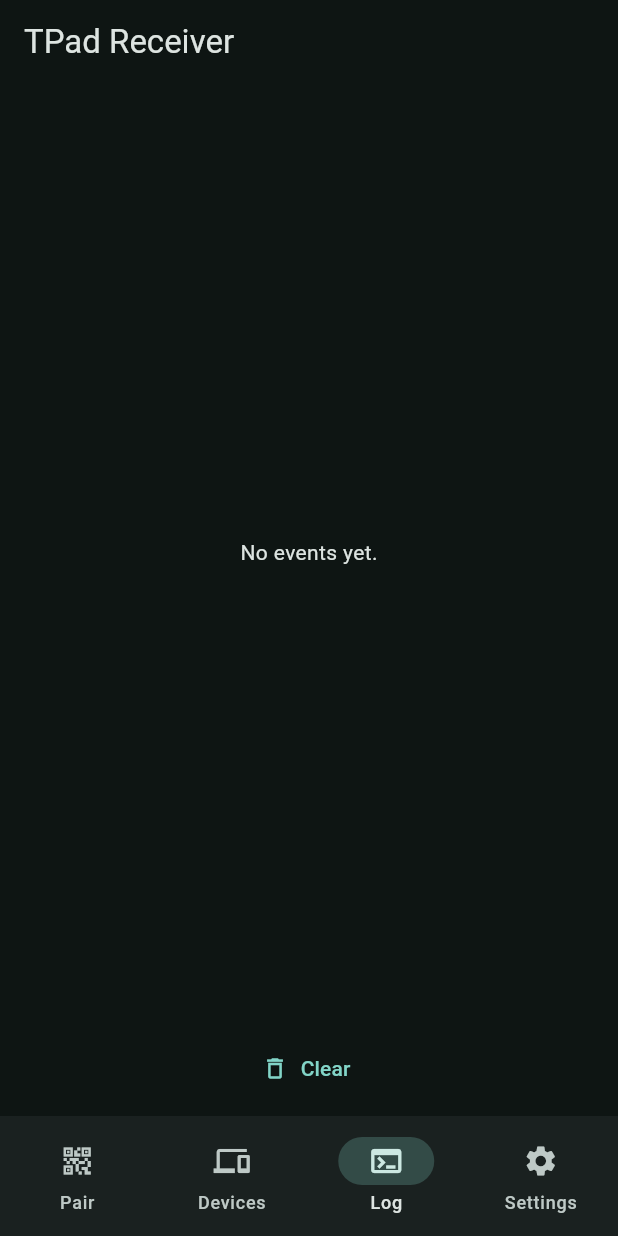
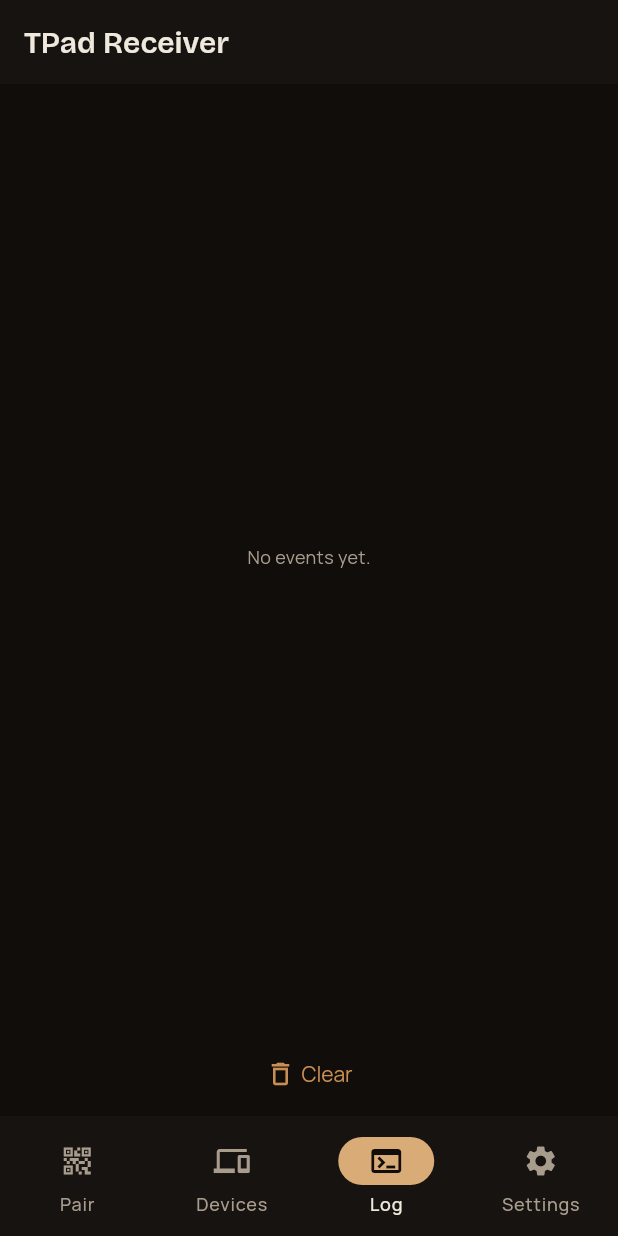
Before and after one commit to lSMA-786l/Android-Touchpad, a Flutter app: the screen it shows after launch, item 3 of the bottom bar chosen, after a tap on "Clear", on a phone screen of 412 x 824 dp. Run offline on Flutter 3.47's test engine with Material 3 defaults, Android fonts, the phone set to English and light mode, and no system bars; our stand-ins replace qr_flutter; missing offline and left inert: tray_manager, window_manager; statements that could not run were skipped.

Commit message:
Add tpad_controller mobile app, tpad_theme, and receiver updates

```diff
--- a/tpad/apps/tpad_receiver/lib/app.dart
+++ b/tpad/apps/tpad_receiver/lib/app.dart
@@ -1,6 +1,7 @@
 import 'dart:async';
 
 import 'package:flutter/material.dart';
+import 'package:tpad_theme/tpad_theme.dart';
 
 import 'screens/devices_screen.dart';
 import 'screens/log_screen.dart';
@@ -41,13 +42,7 @@ class _TPadAppState extends State<TPadApp> {
     return MaterialApp(
       title: 'TPad Receiver',
       debugShowCheckedModeBanner: false,
-      theme: ThemeData(
-        colorScheme: ColorScheme.fromSeed(
-          seedColor: Colors.teal,
-          brightness: Brightness.dark,
-        ),
-        useMaterial3: true,
-      ),
+      theme: TPadTheme.dark(),
       home: Scaffold(
         appBar: AppBar(title: const Text('TPad Receiver')),
         body: IndexedStack(
--- a/tpad/apps/tpad_receiver/lib/screens/devices_screen.dart
+++ b/tpad/apps/tpad_receiver/lib/screens/devices_screen.dart
@@ -1,4 +1,5 @@
 import 'package:flutter/material.dart';
+import 'package:tpad_theme/tpad_theme.dart';
 
 import '../app.dart';
 
@@ -10,6 +11,7 @@ class DevicesScreen extends StatelessWidget {
   @override
   Widget build(BuildContext context) {
     final net = ReceiverServices.net;
+    final scheme = Theme.of(context).colorScheme;
     return ListenableBuilder(
       listenable: net,
       builder: (context, _) {
@@ -17,15 +19,17 @@ class DevicesScreen extends StatelessWidget {
           child: Column(
             mainAxisSize: MainAxisSize.min,
             children: [
-              Icon(Icons.devices, size: 48, color: Colors.grey[600]),
-              const SizedBox(height: 12),
+              Icon(Icons.devices,
+                  size: 48, color: scheme.onSurfaceVariant),
+              const SizedBox(height: TPadSpacing.sm),
               Text('${net.clientCount} connected client(s)',
-                  style: const TextStyle(fontSize: 16)),
-              const SizedBox(height: 8),
-              const Text(
+                  style: TPadText.heading),
+              const SizedBox(height: TPadSpacing.xs),
+              Text(
                 'Device approval, per-device permissions,\nand kick arrive in P1-B4.',
                 textAlign: TextAlign.center,
-                style: TextStyle(color: Colors.grey),
+                style: TPadText.caption
+                    .copyWith(color: scheme.onSurfaceVariant),
               ),
             ],
           ),
--- a/tpad/apps/tpad_receiver/lib/screens/log_screen.dart
+++ b/tpad/apps/tpad_receiver/lib/screens/log_screen.dart
@@ -1,4 +1,5 @@
 import 'package:flutter/material.dart';
+import 'package:tpad_theme/tpad_theme.dart';
 
 import '../app.dart';
 
@@ -16,23 +17,28 @@ class LogScreen extends StatelessWidget {
           children: [
             Expanded(
               child: lines.isEmpty
-                  ? const Center(child: Text('No events yet.'))
+                  ? Center(
+                      child: Text('No events yet.',
+                          style: TPadText.caption.copyWith(
+                              color: Theme.of(context)
+                                  .colorScheme
+                                  .onSurfaceVariant)))
                   : ListView.builder(
-                      padding: const EdgeInsets.all(12),
+                      padding:
+                          const EdgeInsets.all(TPadSpacing.sm),
                       itemCount: lines.length,
-                      itemBuilder: (context, i) => SelectableText(
-                        lines[i],
-                        style: const TextStyle(
-                            fontFamily: 'monospace', fontSize: 12),
-                      ),
+                      itemBuilder: (context, i) =>
+                          TPadLogLine(lines[i]),
                     ),
             ),
             Padding(
-              padding: const EdgeInsets.all(8),
-              child: TextButton.icon(
+              padding: const EdgeInsets.all(TPadSpacing.xs),
+              child: TPadButton(
+                label: 'Clear',
+                icon: Icons.delete_outline,
+                type: TPadButtonType.ghost,
+                size: TPadButtonSize.sm,
                 onPressed: log.clear,
-                icon: const Icon(Icons.delete_outline),
-                label: const Text('Clear'),
               ),
             ),
           ],
--- a/tpad/apps/tpad_receiver/lib/screens/pairing_screen.dart
+++ b/tpad/apps/tpad_receiver/lib/screens/pairing_screen.dart
@@ -1,5 +1,6 @@
 import 'package:flutter/material.dart';
 import 'package:qr_flutter/qr_flutter.dart';
+import 'package:tpad_theme/tpad_theme.dart';
 
 import '../app.dart';
 
@@ -9,23 +10,26 @@ class PairingScreen extends StatelessWidget {
   @override
   Widget build(BuildContext context) {
     final pairing = ReceiverServices.pairing;
+    final scheme = Theme.of(context).colorScheme;
     return ListenableBuilder(
       listenable: pairing,
       builder: (context, _) {
         return Center(
           child: SingleChildScrollView(
-            padding: const EdgeInsets.all(24),
+            padding: const EdgeInsets.all(TPadSpacing.lg),
             child: Column(
               mainAxisSize: MainAxisSize.min,
               children: [
-                const Text('Scan with the TPad phone app',
-                    style: TextStyle(fontSize: 16)),
-                const SizedBox(height: 16),
+                Text('Scan with the TPad phone app',
+                    style: TPadText.heading),
+                const SizedBox(height: TPadSpacing.md),
+                // White card behind the QR: scanners need contrast.
                 Container(
-                  padding: const EdgeInsets.all(12),
+                  padding: const EdgeInsets.all(TPadSpacing.sm),
                   decoration: BoxDecoration(
                     color: Colors.white,
-                    borderRadius: BorderRadius.circular(12),
+                    borderRadius:
+                        BorderRadius.circular(TPadRadius.lg),
                   ),
                   child: QrImageView(
                     data: pairing.qrPayload,
@@ -33,25 +37,27 @@ class PairingScreen extends StatelessWidget {
                     size: 220,
                   ),
                 ),
-                const SizedBox(height: 16),
+                const SizedBox(height: TPadSpacing.md),
                 Text('PIN  ${pairing.pin}',
-                    style: const TextStyle(
-                        fontSize: 32,
-                        fontWeight: FontWeight.bold,
-                        letterSpacing: 4)),
+                    style: TPadText.pin
+                        .copyWith(color: scheme.primary)),
                 Text('expires in ${pairing.secondsLeft}s',
-                    style: TextStyle(color: Colors.grey[400])),
-                const SizedBox(height: 12),
-                FilledButton.icon(
+                    style: TPadText.caption.copyWith(
+                        color: scheme.onSurfaceVariant)),
+                const SizedBox(height: TPadSpacing.sm),
+                TPadButton(
+                  label: 'New PIN',
+                  icon: Icons.refresh,
+                  type: TPadButtonType.secondary,
                   onPressed: pairing.regenerate,
-                  icon: const Icon(Icons.refresh),
-                  label: const Text('New PIN'),
                 ),
-                const SizedBox(height: 12),
+                const SizedBox(height: TPadSpacing.sm),
                 Text('Listening on ${pairing.lanIp}',
-                    style: TextStyle(color: Colors.grey[500], fontSize: 12)),
-                const Text('TLS fingerprint arrives in P1-B4',
-                    style: TextStyle(color: Colors.orange, fontSize: 12)),
+                    style: TPadText.caption.copyWith(
+                        color: scheme.onSurfaceVariant)),
+                Text('TLS fingerprint arrives in P1-B4',
+                    style: TPadText.caption
+                        .copyWith(color: TPadFunctional.warning)),
               ],
             ),
           ),
--- a/tpad/apps/tpad_receiver/lib/screens/settings_screen.dart
+++ b/tpad/apps/tpad_receiver/lib/screens/settings_screen.dart
@@ -1,5 +1,6 @@
 import 'package:flutter/material.dart';
 import 'package:tpad_protocol/tpad_protocol.dart';
+import 'package:tpad_theme/tpad_theme.dart';
 
 import '../app.dart';
 
@@ -13,12 +14,14 @@ class SettingsScreen extends StatelessWidget {
       listenable: net,
       builder: (context, _) {
         return ListView(
-          padding: const EdgeInsets.all(16),
+          padding: const EdgeInsets.all(TPadSpacing.md),
           children: [
-            const ListTile(
-              title: Text('TCP port'),
-              subtitle: Text('47900 (TLS lands in P1-B4)'),
-              leading: Icon(Icons.security),
+            const TPadSectionHeader('Network'),
+            ListTile(
+              title: const Text('TCP port'),
+              subtitle:
+                  Text('$kTcpPort (TLS lands in P1-B4)'),
+              leading: const Icon(Icons.security),
             ),
             ListTile(
               title: const Text('UDP port'),
@@ -31,9 +34,11 @@ class SettingsScreen extends StatelessWidget {
               onChanged: (v) => v ? net.start() : net.stop(),
             ),
             const Divider(),
+            const TPadSectionHeader('System'),
             const ListTile(
               title: Text('Start with Windows'),
-              subtitle: Text('Arrives in a later batch (registry entry).'),
+              subtitle:
+                  Text('Arrives in a later batch (registry entry).'),
               leading: Icon(Icons.power_settings_new),
             ),
           ],
--- a/tpad/apps/tpad_receiver/pubspec.yaml
+++ b/tpad/apps/tpad_receiver/pubspec.yaml
@@ -11,6 +11,8 @@ dependencies:
     sdk: flutter
   tpad_protocol:
     path: ../../packages/tpad_protocol
+  tpad_theme:
+    path: ../../packages/tpad_theme
   tray_manager: ^0.5.0
   window_manager: ^0.4.0
   qr_flutter: ^4.1.0
--- /dev/null
+++ b/tpad/packages/tpad_theme/lib/src/primitives.dart
@@ -0,0 +1,57 @@
+import 'package:flutter/material.dart';
+
+/// Primitive color ramps — raw values. NEVER use these directly in
+/// widgets; reference them through the semantic theme in theme.dart.
+/// (Token layer 01: primitive.)
+class TPadBrown {
+  static const c50 = Color(0xFFFBF7F1);
+  static const c100 = Color(0xFFF3E8D7);
+  static const c200 = Color(0xFFE7CFA9);
+  static const c300 = Color(0xFFD9AC77);
+  static const c400 = Color(0xFFC98F52);
+  static const c500 = Color(0xFFB07338);
+  static const c600 = Color(0xFF8F5C2E);
+  static const c700 = Color(0xFF734825);
+  static const c800 = Color(0xFF57341C);
+  static const c900 = Color(0xFF3D2413);
+}
+
+class TPadCyan {
+  static const c50 = Color(0xFFECFEFF);
+  static const c100 = Color(0xFFCFFAFE);
+  static const c200 = Color(0xFFA5F3FC);
+  static const c300 = Color(0xFF67E8F9);
+  static const c400 = Color(0xFF22D3EE);
+  static const c500 = Color(0xFF06B6D4);
+  static const c600 = Color(0xFF0891B2);
+  static const c700 = Color(0xFF0E7490);
+  static const c800 = Color(0xFF155E75);
+  static const c900 = Color(0xFF164E63);
+}
+
+/// Warm neutrals for the black+brown dark theme.
+class TPadNeutralDark {
+  static const bg = Color(0xFF100D0A);
+  static const surface = Color(0xFF171310);
+  static const container = Color(0xFF211B16);
+  static const outline = Color(0xFF3A322B);
+  static const text = Color(0xFFEFE9DD);
+  static const textDim = Color(0xFFA89C8D);
+}
+
+/// Clean neutrals for the white+cyan light theme.
+class TPadNeutralLight {
+  static const bg = Color(0xFFFFFFFF);
+  static const surface = Color(0xFFF7F7F5);
+  static const container = Color(0xFFECECE8);
+  static const outline = Color(0xFFD8D8D2);
+  static const text = Color(0xFF1B1B19);
+  static const textDim = Color(0xFF5C5C57);
+}
+
+/// Functional colors shared by both modes.
+class TPadFunctional {
+  static const warning = Color(0xFFE8A33D);
+  static const danger = Color(0xFFE57373);
+  static const success = Color(0xFF7BC47F);
+}
--- /dev/null
+++ b/tpad/packages/tpad_theme/lib/src/spacing.dart
@@ -0,0 +1,16 @@
+/// 4pt grid. If a number isn't divisible by 4, it doesn't ship.
+class TPadSpacing {
+  static const double xs = 4;
+  static const double sm = 8;
+  static const double md = 16;
+  static const double lg = 24;
+  static const double xl = 32;
+  static const double xxl = 48;
+}
+
+class TPadRadius {
+  static const double sm = 4;
+  static const double md = 8;
+  static const double lg = 16;
+  static const double full = 999;
+}
--- /dev/null
+++ b/tpad/packages/tpad_theme/lib/src/theme.dart
@@ -0,0 +1,62 @@
+import 'package:flutter/material.dart';
+
+import 'primitives.dart';
+import 'typography.dart';
+
+/// Semantic theme (token layer 02). Dark = black + brown,
+/// light = white + cyan. Components only ever touch this layer.
+class TPadTheme {
+  static ThemeData dark() {
+    final scheme = ColorScheme.dark(
+      primary: TPadBrown.c400,
+      onPrimary: TPadNeutralDark.bg,
+      secondary: TPadBrown.c300,
+      onSecondary: TPadNeutralDark.bg,
+      surface: TPadNeutralDark.surface,
+      onSurface: TPadNeutralDark.text,
+      onSurfaceVariant: TPadNeutralDark.textDim,
+      surfaceContainerHighest: TPadNeutralDark.container,
+      outline: TPadNeutralDark.outline,
+      error: TPadFunctional.danger,
+    );
+    return ThemeData(
+      colorScheme: scheme,
+      scaffoldBackgroundColor: TPadNeutralDark.bg,
+      useMaterial3: true,
+      fontFamily: TPadFonts.body,
+      textTheme: const TextTheme(
+        displayLarge: TPadText.display,
+        titleLarge: TPadText.heading,
+        bodyMedium: TPadText.body,
+        bodySmall: TPadText.caption,
+      ),
+    );
+  }
+
+  static ThemeData light() {
+    final scheme = ColorScheme.light(
+      primary: TPadCyan.c600,
+      onPrimary: TPadNeutralLight.bg,
+      secondary: TPadCyan.c500,
+      onSecondary: TPadNeutralLight.bg,
+      surface: TPadNeutralLight.surface,
+      onSurface: TPadNeutralLight.text,
+      onSurfaceVariant: TPadNeutralLight.textDim,
+      surfaceContainerHighest: TPadNeutralLight.container,
+      outline: TPadNeutralLight.outline,
+      error: TPadFunctional.danger,
+    );
+    return ThemeData(
+      colorScheme: scheme,
+      scaffoldBackgroundColor: TPadNeutralLight.bg,
+      useMaterial3: true,
+      fontFamily: TPadFonts.body,
+      textTheme: const TextTheme(
+        displayLarge: TPadText.display,
+        titleLarge: TPadText.heading,
+        bodyMedium: TPadText.body,
+        bodySmall: TPadText.caption,
+      ),
+    );
+  }
+}
--- /dev/null
+++ b/tpad/packages/tpad_theme/lib/src/typography.dart
@@ -0,0 +1,50 @@
+import 'package:flutter/material.dart';
+
+/// Font families (bundled variable TTFs, OFL 1.1).
+class TPadFonts {
+  static const display = 'BricolageGrotesque';
+  static const body = 'Manrope';
+  static const mono = 'JetBrainsMono';
+}
+
+/// Type scale: 12 / 14 / 16 / 20 / 24 / 32. System font is the fallback
+/// when a bundled file is missing.
+class TPadText {
+  static const display = TextStyle(
+    fontFamily: TPadFonts.display,
+    fontSize: 32,
+    fontWeight: FontWeight.w700,
+    height: 1.1,
+  );
+  static const heading = TextStyle(
+    fontFamily: TPadFonts.display,
+    fontSize: 20,
+    fontWeight: FontWeight.w600,
+    height: 1.2,
+  );
+  static const body = TextStyle(
+    fontFamily: TPadFonts.body,
+    fontSize: 14,
+    fontWeight: FontWeight.w400,
+    height: 1.4,
+  );
+  static const caption = TextStyle(
+    fontFamily: TPadFonts.body,
+    fontSize: 12,
+    fontWeight: FontWeight.w400,
+    height: 1.3,
+  );
+  static const mono = TextStyle(
+    fontFamily: TPadFonts.mono,
+    fontSize: 12,
+    fontWeight: FontWeight.w400,
+    height: 1.4,
+  );
+  static const pin = TextStyle(
+    fontFamily: TPadFonts.mono,
+    fontSize: 32,
+    fontWeight: FontWeight.w600,
+    letterSpacing: 4,
+    height: 1.2,
+  );
+}
--- /dev/null
+++ b/tpad/packages/tpad_theme/lib/src/widgets.dart
@@ -0,0 +1,167 @@
+import 'package:flutter/material.dart';
+
+import 'spacing.dart';
+import 'typography.dart';
+
+/// The 5 core widgets (token layer 03). Everything in both apps is
+/// built from these — no one-off styled widgets, no raw hex.
+
+enum TPadButtonType { primary, secondary, ghost }
+
+enum TPadButtonSize { sm, md, lg }
+
+class TPadButton extends StatelessWidget {
+  final String label;
+  final IconData? icon;
+  final VoidCallback? onPressed;
+  final TPadButtonType type;
+  final TPadButtonSize size;
+
+  const TPadButton({
+    super.key,
+    required this.label,
+    this.icon,
+    this.onPressed,
+    this.type = TPadButtonType.primary,
+    this.size = TPadButtonSize.md,
+  });
+
+  @override
+  Widget build(BuildContext context) {
+    final height = switch (size) {
+      TPadButtonSize.sm => 36.0,
+      TPadButtonSize.md => 48.0,
+      TPadButtonSize.lg => 56.0,
+    };
+    final hPad = switch (size) {
+      TPadButtonSize.sm => 16.0,
+      TPadButtonSize.md => 24.0,
+      TPadButtonSize.lg => 32.0,
+    };
+    final style = ButtonStyle(
+      minimumSize: WidgetStatePropertyAll(Size(hPad * 2, height)),
+      padding: WidgetStatePropertyAll(EdgeInsets.symmetric(horizontal: hPad)),
+      shape: WidgetStatePropertyAll(
+        RoundedRectangleBorder(
+          borderRadius: BorderRadius.circular(TPadRadius.md),
+        ),
+      ),
+      textStyle: const WidgetStatePropertyAll(TPadText.body),
+    );
+    final child = Row(
+      mainAxisSize: MainAxisSize.min,
+      children: [
+        if (icon != null) ...[
+          Icon(icon, size: 20),
+          const SizedBox(width: TPadSpacing.xs),
+        ],
+        Text(label),
+      ],
+    );
+    switch (type) {
+      case TPadButtonType.primary:
+        return FilledButton(
+            onPressed: onPressed, style: style, child: child);
+      case TPadButtonType.secondary:
+        return OutlinedButton(
+            onPressed: onPressed, style: style, child: child);
+      case TPadButtonType.ghost:
+        return TextButton(
+            onPressed: onPressed, style: style, child: child);
+    }
+  }
+}
+
+class TPadCard extends StatelessWidget {
+  final Widget child;
+  final EdgeInsetsGeometry padding;
+
+  const TPadCard({
+    super.key,
+    required this.child,
+    this.padding = const EdgeInsets.all(TPadSpacing.md),
+  });
+
+  @override
+  Widget build(BuildContext context) {
+    return Card(
+      color: Theme.of(context).colorScheme.surfaceContainerHighest,
+      shape: RoundedRectangleBorder(
+        borderRadius: BorderRadius.circular(TPadRadius.lg),
+      ),
+      margin: EdgeInsets.zero,
+      child: Padding(padding: padding, child: child),
+    );
+  }
+}
+
+class TPadInput extends StatelessWidget {
+  final String? label;
+  final String? hint;
+  final TextEditingController? controller;
+  final bool obscure;
+  final TextInputType keyboard;
+
+  const TPadInput({
+    super.key,
+    this.label,
+    this.hint,
+    this.controller,
+    this.obscure = false,
+    this.keyboard = TextInputType.text,
+  });
+
+  @override
+  Widget build(BuildContext context) {
+    final scheme = Theme.of(context).colorScheme;
+    return TextField(
+      controller: controller,
+      obscureText: obscure,
+      keyboardType: keyboard,
+      style: TPadText.body.copyWith(color: scheme.onSurface),
+      decoration: InputDecoration(
+        labelText: label,
+        hintText: hint,
+        border: OutlineInputBorder(
+          borderRadius: BorderRadius.circular(TPadRadius.md),
+        ),
+      ),
+    );
+  }
+}
+
+class TPadSectionHeader extends StatelessWidget {
+  final String title;
+
+  const TPadSectionHeader(this.title, {super.key});
+
+  @override
+  Widget build(BuildContext context) {
+    return Padding(
+      padding: const EdgeInsets.only(bottom: TPadSpacing.sm),
+      child: Text(
+        title.toUpperCase(),
+        style: TPadText.caption.copyWith(
+          color: Theme.of(context).colorScheme.onSurfaceVariant,
+          letterSpacing: 1.2,
+          fontWeight: FontWeight.w600,
+        ),
+      ),
+    );
+  }
+}
+
+class TPadLogLine extends StatelessWidget {
+  final String line;
+
+  const TPadLogLine(this.line, {super.key});
+
+  @override
+  Widget build(BuildContext context) {
+    return SelectableText(
+      line,
+      style: TPadText.mono
+          .copyWith(color: Theme.of(context).colorScheme.onSurface),
+    );
+  }
+}
--- /dev/null
+++ b/tpad/packages/tpad_theme/lib/tpad_theme.dart
@@ -0,0 +1,8 @@
+/// TPad shared design tokens + core widgets.
+library tpad_theme;
+
+export 'src/primitives.dart';
+export 'src/spacing.dart';
+export 'src/typography.dart';
+export 'src/theme.dart';
+export 'src/widgets.dart';
```
Also changed, not shown: tpad/packages/tpad_theme/pubspec.yaml (added, +23 -0 lines), 4 other files.
